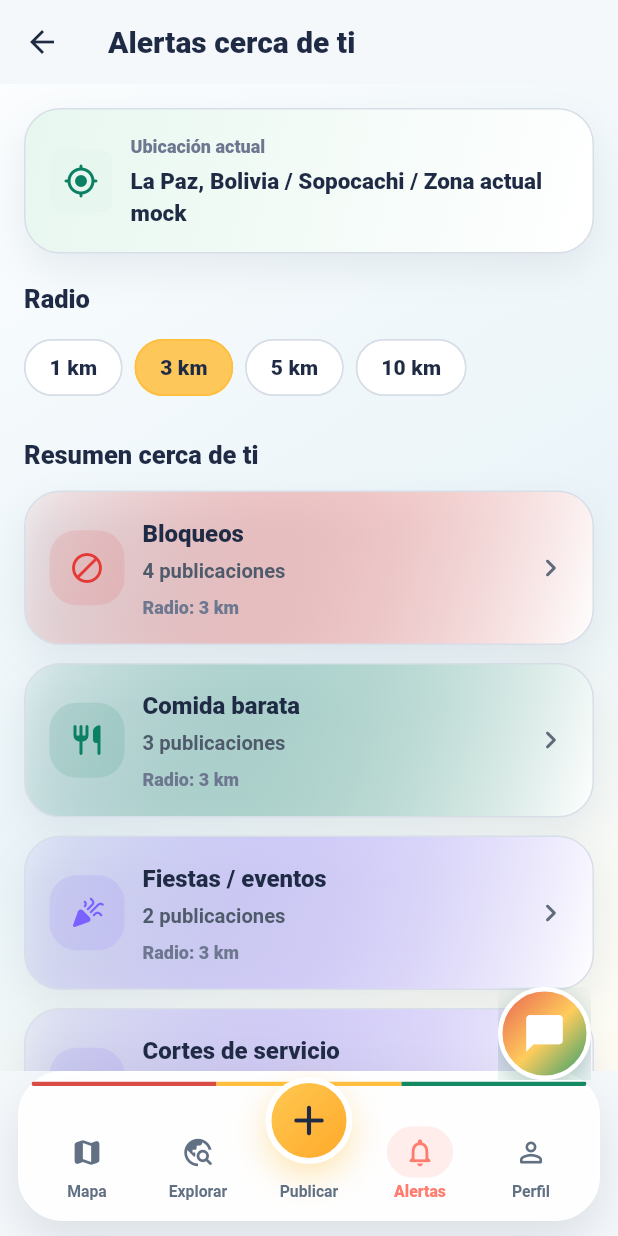
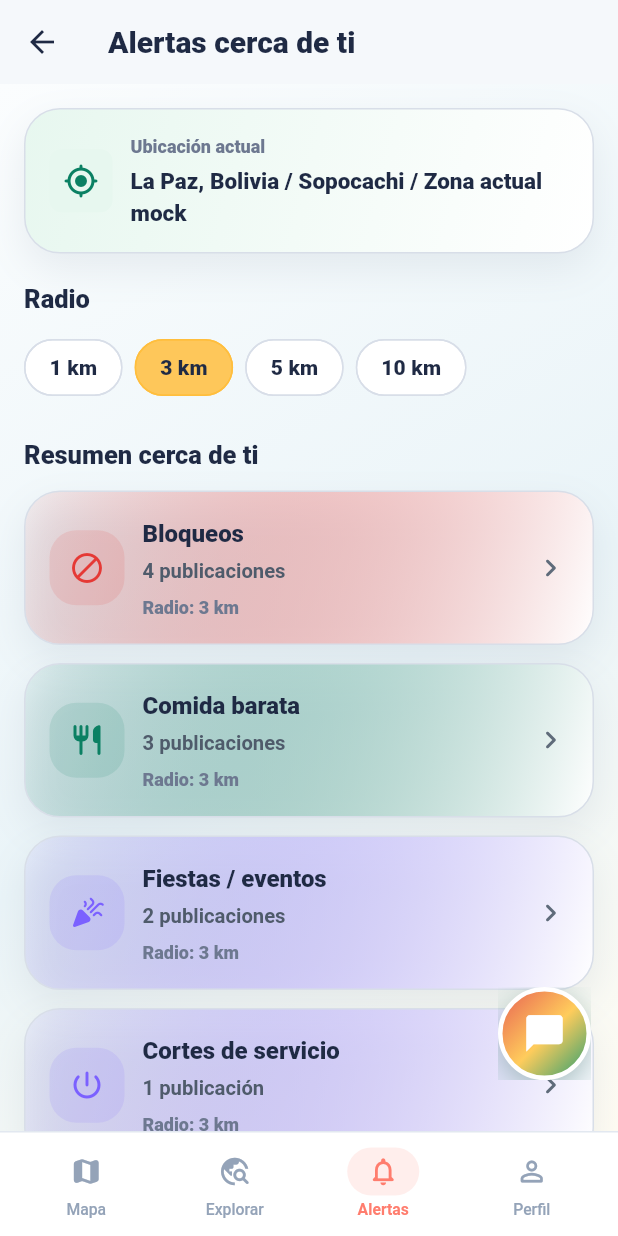
Before and after one commit to ozioziel/mapia, a Flutter app: the AlertsScreen screen opened by its route, on a phone screen of 412 x 824 dp. Run offline on Flutter 3.47's test engine with Material 3 defaults, Android fonts, the phone set to English and light mode, and no system bars; our stand-ins replace geolocator, google_maps_flutter, image_picker, shared_preferences, speech_to_text; missing offline and left inert: dart:html; accounts and stored records are empty; network calls fail.

```diff
--- a/mapiafrontend/lib/features/map/presentation/screens/map_screen.dart
+++ b/mapiafrontend/lib/features/map/presentation/screens/map_screen.dart
@@ -250,9 +250,8 @@ class _MapScreenState extends State<MapScreen> {
   void _onBottomNavTap(int index) {
     if (index == 0) return;
     if (index == 1) Navigator.of(context).pushReplacementNamed('/publications');
-    if (index == 2) _openPublishReport();
-    if (index == 3) Navigator.of(context).pushReplacementNamed('/alerts');
-    if (index == 4) Navigator.of(context).pushReplacementNamed('/profile');
+    if (index == 2) Navigator.of(context).pushReplacementNamed('/alerts');
+    if (index == 3) Navigator.of(context).pushReplacementNamed('/profile');
   }
 
   @override
--- a/mapiafrontend/lib/shared/widgets/mapia_bottom_navigation.dart
+++ b/mapiafrontend/lib/shared/widgets/mapia_bottom_navigation.dart
@@ -22,11 +22,6 @@ class MapiaBottomNavigation extends StatelessWidget {
         AppTheme.primaryBlue,
       ),
       _NavItemData(
-        context.l10n.publish,
-        Icons.add_rounded,
-        AppTheme.boliviaYellow,
-      ),
-      _NavItemData(
         context.l10n.alerts,
         Icons.notifications_none_rounded,
         AppTheme.coral,
@@ -38,62 +33,32 @@ class MapiaBottomNavigation extends StatelessWidget {
       ),
     ];
 
-    return SafeArea(
-      top: false,
-      child: Container(
-        margin: const EdgeInsets.fromLTRB(12, 0, 12, 10),
-        padding: const EdgeInsets.fromLTRB(8, 6, 8, 8),
+    return Container(
       decoration: BoxDecoration(
-          color: Colors.white.withValues(alpha: 0.96),
-          borderRadius: BorderRadius.circular(30),
-          border: Border.all(color: Colors.white),
-          boxShadow: AppTheme.liftedShadow,
-        ),
-        child: Column(
-          mainAxisSize: MainAxisSize.min,
-          children: [
-            ClipRRect(
-              borderRadius: BorderRadius.circular(999),
-              child: const Row(
-                children: [
-                  Expanded(child: _BoliviaStripe(color: AppTheme.boliviaRed)),
-                  Expanded(
-                    child: _BoliviaStripe(color: AppTheme.boliviaYellow),
-                  ),
-                  Expanded(child: _BoliviaStripe(color: AppTheme.boliviaGreen)),
-                ],
+        color: Colors.white,
+        border: Border(
+          top: BorderSide(color: const Color(0xFFE2E8F0), width: 1),
         ),
       ),
-            const SizedBox(height: 5),
-            Row(
-              crossAxisAlignment: CrossAxisAlignment.end,
+      child: SafeArea(
+        top: false,
+        child: Padding(
+          padding: const EdgeInsets.symmetric(horizontal: 8, vertical: 4),
+          child: Row(
             children: [
               for (var i = 0; i < items.length; i++)
                 Expanded(
                   child: _BottomNavButton(
                     data: items[i],
                     active: currentIndex == i,
-                      prominent: i == 2,
                     onTap: () => onIndexChanged(i),
                   ),
                 ),
             ],
           ),
-          ],
         ),
       ),
     );
-  }
-}
-
-class _BoliviaStripe extends StatelessWidget {
-  const _BoliviaStripe({required this.color});
-
-  final Color color;
-
-  @override
-  Widget build(BuildContext context) {
-    return Container(height: 3, color: color);
   }
 }
 
@@ -109,56 +74,48 @@ class _BottomNavButton extends StatelessWidget {
   const _BottomNavButton({
     required this.data,
     required this.active,
-    required this.prominent,
     required this.onTap,
   });
 
   final _NavItemData data;
   final bool active;
-  final bool prominent;
   final VoidCallback onTap;
 
   @override
   Widget build(BuildContext context) {
     return InkWell(
       onTap: onTap,
-      borderRadius: BorderRadius.circular(24),
+      borderRadius: BorderRadius.circular(12),
       child: Padding(
-        padding: EdgeInsets.fromLTRB(2, prominent ? 0 : 3, 2, 3),
+        padding: const EdgeInsets.symmetric(horizontal: 4, vertical: 6),
         child: Column(
           mainAxisSize: MainAxisSize.min,
           children: [
-            if (prominent)
-              Transform.translate(
-                offset: const Offset(0, -11),
-                child: const _PublishCircle(),
-              )
-            else
             AnimatedContainer(
               duration: const Duration(milliseconds: 180),
-                width: 44,
-                height: 34,
+              width: 48,
+              height: 32,
               decoration: BoxDecoration(
                 color: active
                     ? data.color.withValues(alpha: 0.13)
                     : Colors.transparent,
-                  borderRadius: BorderRadius.circular(22),
+                borderRadius: BorderRadius.circular(16),
               ),
               child: Icon(
                 data.icon,
-                  color: active ? data.color : const Color(0xFF617083),
+                color: active ? data.color : const Color(0xFF94A3B8),
                 size: 22,
               ),
             ),
-            SizedBox(height: prominent ? 0 : 2),
+            const SizedBox(height: 2),
             Text(
               data.label,
               maxLines: 1,
               overflow: TextOverflow.ellipsis,
               style: TextStyle(
-                color: active ? data.color : const Color(0xFF617083),
+                color: active ? data.color : const Color(0xFF94A3B8),
                 fontSize: 10.5,
-                fontWeight: active ? FontWeight.w900 : FontWeight.w700,
+                fontWeight: active ? FontWeight.w700 : FontWeight.w500,
               ),
             ),
           ],
@@ -167,32 +124,3 @@ class _BottomNavButton extends StatelessWidget {
     );
   }
 }
-
-class _PublishCircle extends StatelessWidget {
-  const _PublishCircle();
-
-  @override
-  Widget build(BuildContext context) {
-    return Container(
-      width: 58,
-      height: 58,
-      decoration: BoxDecoration(
-        gradient: const LinearGradient(
-          colors: [Color(0xFFFFCA55), Color(0xFFFFA726)],
-          begin: Alignment.topLeft,
-          end: Alignment.bottomRight,
-        ),
-        shape: BoxShape.circle,
-        border: Border.all(color: Colors.white, width: 4),
-        boxShadow: [
-          BoxShadow(
-            color: AppTheme.boliviaYellow.withValues(alpha: 0.38),
-            blurRadius: 18,
-            offset: const Offset(0, 8),
-          ),
-        ],
-      ),
-      child: const Icon(Icons.add_rounded, color: AppTheme.textNavy, size: 34),
-    );
-  }
-}
```
Also changed, not shown: mapiafrontend/lib/core/config/app_config.dart (+12 -4 lines), mapiafrontend/lib/features/alerts/presentation/screens/alerts_screen.dart (+3 -7 lines), mapiafrontend/lib/features/news/data/services/news_rss_service.dart (+6 -5 lines), mapiafrontend/lib/features/posts/presentation/screens/posts_feed_screen.dart (+1 -14 lines), mapiafrontend/lib/features/profile/presentation/screens/profile_screen.dart (+2 -33 lines), 2 other files. Lines whose indentation alone changed are shown as unchanged.
